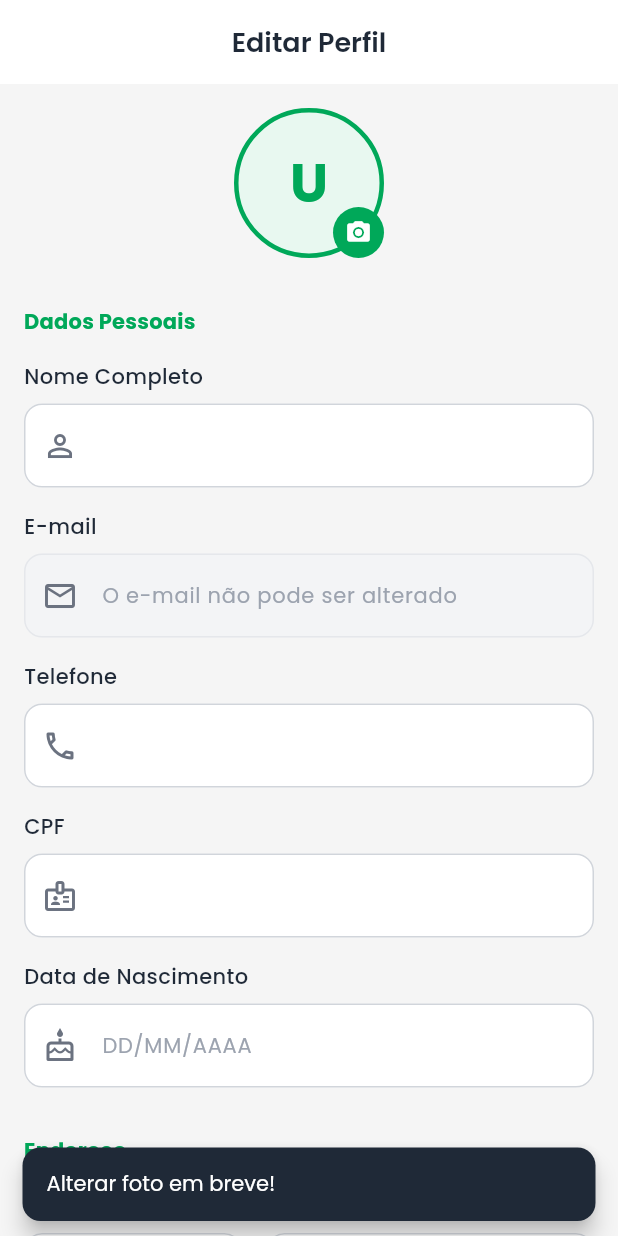
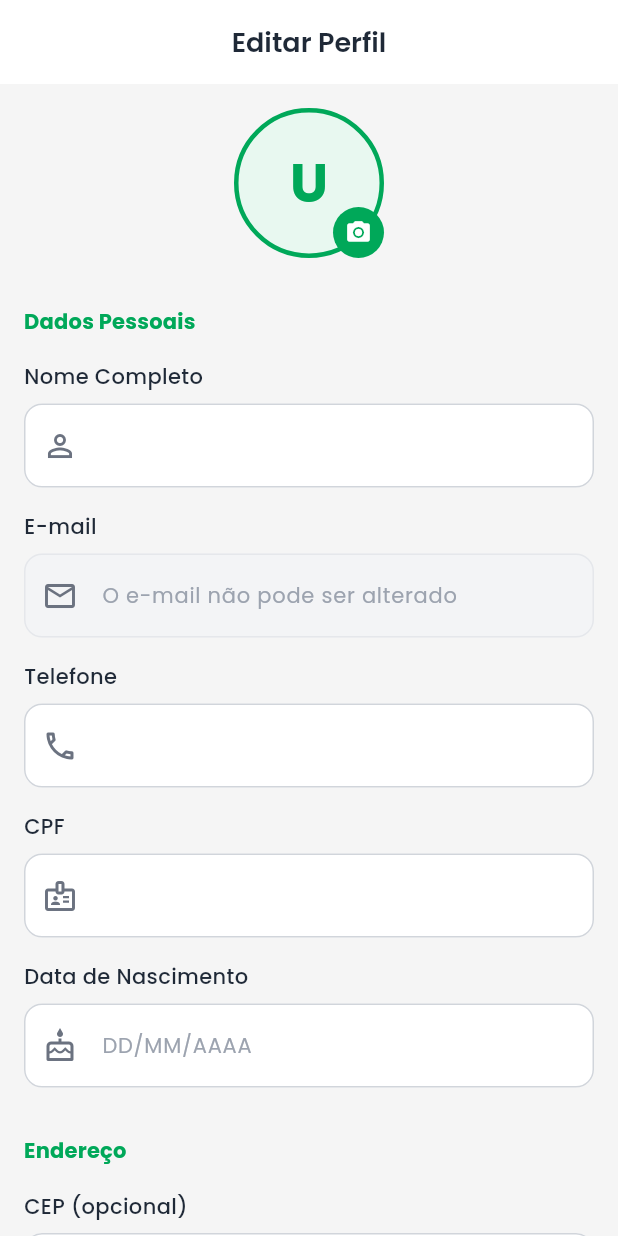
Before and after one commit to princebsb/instrutorlegalAluno, a Flutter app: the EditarPerfilScreen screen opened by its route, after a tap on the "camera alt" icon, on a phone screen of 412 x 824 dp. Run offline on Flutter 3.47's test engine with Material 3 defaults, Android fonts, the phone set to English and light mode, and no system bars; drawn by our look-alikes of flutter_animate; our stand-ins replace badges, flutter_local_notifications, flutter_secure_storage, geocoding, geolocator, go_router and 5 more; accounts and stored records are empty; network calls fail.

Commit message:
fix: Torna campos de endereço opcionais e filtra instrutores aprovados
- CEP, cidade, estado, bairro e endereço agora são opcionais
- Remove validação obrigatória desses campos no cadastro e edição de perfil
- Busca de instrutores agora mostra apenas aprovados
- Badge "Instrutor Verificado" substitui badges DENATRAN/IL
- Corrige instrutor_id no agendamento de aula

Resolve problemas de política da Apple (5.1.1v) e Google Play (declarações enganosas)

Co-Authored-By: Claude Opus 4.5 <noreply@anthropic.com>

```diff
--- a/lib/core/providers/auth_provider.dart
+++ b/lib/core/providers/auth_provider.dart
@@ -76,10 +76,10 @@ class AuthProvider extends ChangeNotifier {
     String? telefone,
     String? dataNascimento,
     String? cpf,
-    required String cep,
+    String? cep,
     String? endereco,
-    required String cidade,
-    required String estado,
+    String? cidade,
+    String? estado,
     required bool possuiCnh,
     required String categoriaPretendida,
   }) async {
--- a/lib/features/configuracoes/screens/editar_perfil_screen.dart
+++ b/lib/features/configuracoes/screens/editar_perfil_screen.dart
@@ -1,10 +1,12 @@
 import 'dart:convert';
+import 'dart:io';
 import 'package:flutter/material.dart';
 import 'package:go_router/go_router.dart';
 import 'package:provider/provider.dart';
 import 'package:flutter_animate/flutter_animate.dart';
 import 'package:mask_text_input_formatter/mask_text_input_formatter.dart';
 import 'package:http/http.dart' as http;
+import 'package:image_picker/image_picker.dart';
 
 import '../../../core/theme/app_colors.dart';
 import '../../../core/providers/auth_provider.dart';
@@ -34,6 +36,8 @@ class _EditarPerfilScreenState extends State<EditarPerfilScreen> {
   bool _isLoading = false;
   bool _hasChanges = false;
   bool _isLoadingCep = false;
+  File? _selectedImage;
+  final ImagePicker _imagePicker = ImagePicker();
 
   final _phoneMask = MaskTextInputFormatter(
     mask: '(##) #####-####',
@@ -113,7 +117,9 @@ class _EditarPerfilScreenState extends State<EditarPerfilScreen> {
       final cepRaw = user.cep?.replaceAll(RegExp(r'\D'), '') ?? '';
       _telefoneController.text = _phoneMask.maskText(telefoneRaw);
       _cpfController.text = _cpfMask.maskText(cpfRaw);
-      _dataNascimentoController.text = user.dataNascimento ?? '';
+      // Data já vem formatada como DD/MM/YYYY do backend
+      final dataRaw = user.dataNascimento?.replaceAll(RegExp(r'\D'), '') ?? '';
+      _dataNascimentoController.text = _dateMask.maskText(dataRaw);
       _cepController.text = _cepMask.maskText(cepRaw);
       _enderecoController.text = user.endereco ?? '';
       _bairroController.text = user.bairro ?? '';
@@ -214,6 +220,33 @@ class _EditarPerfilScreenState extends State<EditarPerfilScreen> {
       }
     } finally {
       setState(() => _isLoadingCep = false);
+    }
+  }
+
+  Future<void> _pickImage() async {
+    try {
+      final XFile? image = await _imagePicker.pickImage(
+        source: ImageSource.gallery,
+        maxWidth: 512,
+        maxHeight: 512,
+        imageQuality: 80,
+      );
+
+      if (image != null) {
+        setState(() {
+          _selectedImage = File(image.path);
+          _hasChanges = true;
+        });
+      }
+    } catch (e) {
+      if (mounted) {
+        ScaffoldMessenger.of(context).showSnackBar(
+          const SnackBar(
+            content: Text('Erro ao selecionar imagem'),
+            backgroundColor: AppColors.error,
+          ),
+        );
+      }
     }
   }
 
@@ -354,7 +387,15 @@ class _EditarPerfilScreenState extends State<EditarPerfilScreen> {
                           border:
                               Border.all(color: AppColors.primary, width: 3),
                         ),
-                        child: Center(
+                        child: ClipOval(
+                          child: _selectedImage != null
+                              ? Image.file(
+                                  _selectedImage!,
+                                  width: 100,
+                                  height: 100,
+                                  fit: BoxFit.cover,
+                                )
+                              : Center(
                                   child: Text(
                                     context.watch<AuthProvider>().user?.iniciais ?? 'U',
                                     style: const TextStyle(
@@ -365,16 +406,12 @@ class _EditarPerfilScreenState extends State<EditarPerfilScreen> {
                                   ),
                                 ),
                         ),
+                      ),
                       Positioned(
                         right: 0,
                         bottom: 0,
                         child: GestureDetector(
-                          onTap: () {
-                            ScaffoldMessenger.of(context).showSnackBar(
-                              const SnackBar(
-                                  content: Text('Alterar foto em breve!')),
-                            );
-                          },
+                          onTap: _pickImage,
                           child: Container(
                             padding: const EdgeInsets.all(8),
                             decoration: const BoxDecoration(
@@ -490,12 +527,8 @@ class _EditarPerfilScreenState extends State<EditarPerfilScreen> {
                 _buildSectionTitle('Endereço'),
                 const SizedBox(height: 16),
 
-                Row(
-                  children: [
-                    Expanded(
-                      flex: 2,
-                      child: CustomTextField(
-                        label: 'CEP',
+                CustomTextField(
+                  label: 'CEP (opcional)',
                   controller: _cepController,
                   prefixIcon: const Icon(Icons.location_on_outlined),
                   suffixIcon: _isLoadingCep
@@ -510,68 +543,34 @@ class _EditarPerfilScreenState extends State<EditarPerfilScreen> {
                       : null,
                   keyboardType: TextInputType.number,
                   inputFormatters: [_cepMask],
-                        validator: (value) {
-                          if (value == null || value.isEmpty) {
-                            return 'Informe o CEP';
-                          }
-                          return null;
-                        },
-                      ),
-                    ),
-                    const SizedBox(width: 16),
-                    Expanded(
-                      flex: 3,
-                      child: CustomTextField(
-                        label: 'Estado',
-                        controller: _estadoController,
-                        validator: (value) {
-                          if (value == null || value.isEmpty) {
-                            return 'Informe o estado';
-                          }
-                          return null;
-                        },
-                      ),
-                    ),
-                  ],
                 ).animate().fadeIn(delay: 300.ms),
 
                 const SizedBox(height: 16),
 
                 CustomTextField(
-                  label: 'Cidade',
+                  label: 'Estado (opcional)',
+                  controller: _estadoController,
+                ).animate().fadeIn(delay: 320.ms),
+
+                const SizedBox(height: 16),
+
+                CustomTextField(
+                  label: 'Cidade (opcional)',
                   controller: _cidadeController,
-                  validator: (value) {
-                    if (value == null || value.isEmpty) {
-                      return 'Informe a cidade';
-                    }
-                    return null;
-                  },
                 ).animate().fadeIn(delay: 350.ms),
 
                 const SizedBox(height: 16),
 
                 CustomTextField(
-                  label: 'Bairro',
+                  label: 'Bairro (opcional)',
                   controller: _bairroController,
-                  validator: (value) {
-                    if (value == null || value.isEmpty) {
-                      return 'Informe o bairro';
-                    }
-                    return null;
-                  },
                 ).animate().fadeIn(delay: 400.ms),
 
                 const SizedBox(height: 16),
 
                 CustomTextField(
-                  label: 'Endereço',
+                  label: 'Endereço (opcional)',
                   controller: _enderecoController,
-                  validator: (value) {
-                    if (value == null || value.isEmpty) {
-                      return 'Informe o endereço';
-                    }
-                    return null;
-                  },
                 ).animate().fadeIn(delay: 450.ms),
 
                 const SizedBox(height: 32),
--- a/pubspec.yaml
+++ b/pubspec.yaml
@@ -1,7 +1,7 @@
 name: instrutor_legal_aluno
 description: Aplicativo oficial do Instrutor Legal para Alunos - Agende aulas de direção com instrutores autônomos credenciados.
 publish_to: 'none'
-version: 1.0.2+15
+version: 1.0.6+25
 
 environment:
   sdk: '>=3.0.0 <4.0.0'
@@ -55,6 +55,9 @@ dependencies:
   connectivity_plus: ^6.1.0
   package_info_plus: ^9.0.0
 
+  # Seleção de imagem (usa Photo Picker do Android - não requer READ_MEDIA)
+  image_picker: ^1.0.7
+
   # Animações
   flutter_animate: ^4.3.0
   lottie: ^3.0.0
```
Also changed, not shown: lib/core/services/auth_service.dart (+11 -8 lines), lib/features/agendar/screens/agendar_aula_screen.dart (+13 -5 lines), lib/features/agendar/screens/buscar_instrutor_screen.dart (+27 -56 lines), lib/features/auth/screens/register_screen.dart (+16 -17 lines). Lines whose indentation alone changed are shown as unchanged.
